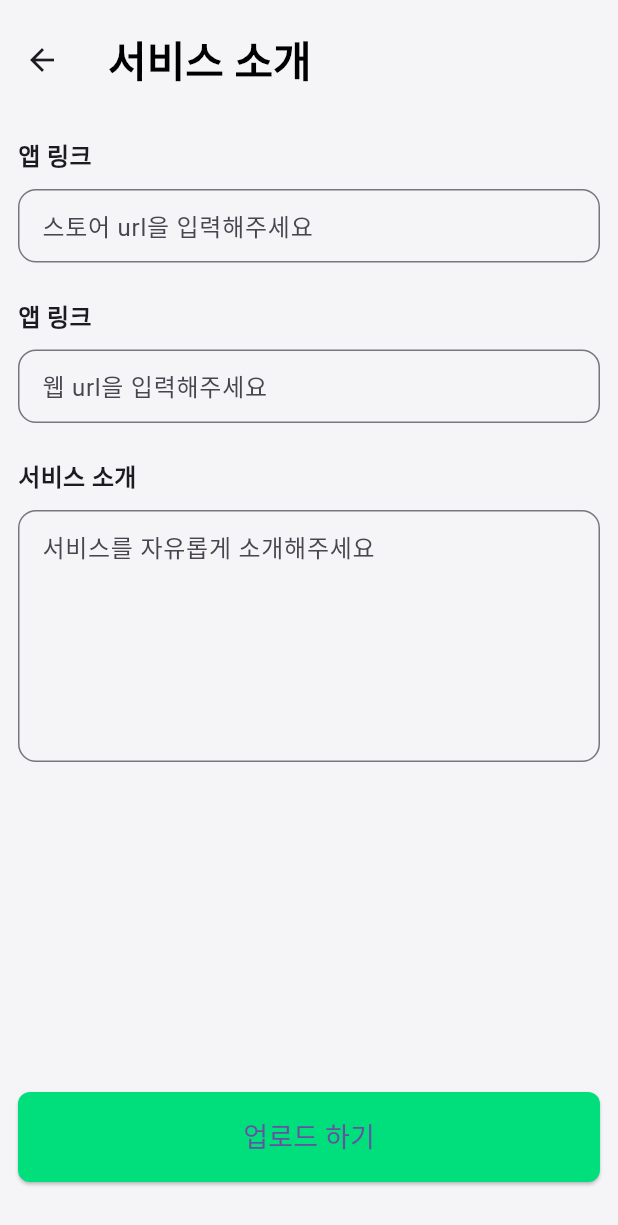
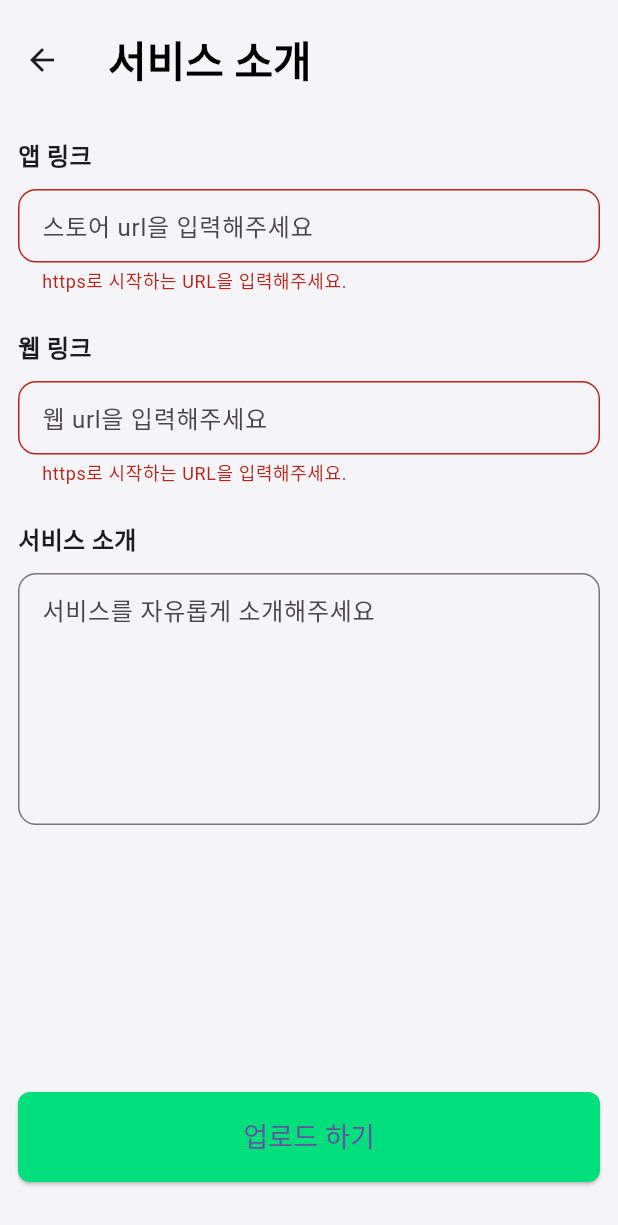
Before and after one commit to and20roid/And20Roid-FE, a Flutter app: the UploadSecond screen opened directly, after a tap on "다음", on a phone screen of 412 x 824 dp. Shown: the top 1225 px of the screen. Run offline on Flutter 3.47's test engine with Material 3 defaults, Android fonts, the phone set to English and light mode, and no system bars; our stand-ins replace cached_network_image, dio, firebase_auth, firebase_core, firebase_messaging, flutter_local_notifications and 8 more; accounts and stored records are empty; network calls fail.

Commit message:
Feat : 이메일, url 유효성 검사

```diff
--- a/lib/view/upload/upload_controller.dart
+++ b/lib/view/upload/upload_controller.dart
@@ -3,6 +3,7 @@ import 'dart:io';
 import 'package:and20roid/utility/common.dart';
 import 'package:dio/dio.dart' show MultipartFile, FormData, Options, Dio;
 import 'package:firebase_auth/firebase_auth.dart';
+import 'package:flutter/material.dart';
 import 'package:get/get.dart' as getx;
 import 'package:http_parser/http_parser.dart';
 
@@ -11,6 +12,8 @@ class UploadGetx extends getx.GetxController {
   List<File> appPhotoImage = [];
 
   getx.RxInt totalFileSize = 0.obs;
+  final GlobalKey<FormState> uploadFormKey1 = GlobalKey<FormState>();
+  final GlobalKey<FormState> uploadFormKey2 = GlobalKey<FormState>();
 
   Future<void> uploadImages(
     String title,
--- a/lib/view/upload/upload_page.dart
+++ b/lib/view/upload/upload_page.dart
@@ -32,7 +32,7 @@ class UploadView extends StatelessWidget {
         child: GetBuilder<UploadFirstController>(
           init: UploadFirstController(), // GetBuilder로 컨트롤러 초기화
           builder: (controller) {
-            return _body(controller,context);
+            return _body(controller, context);
           },
         ),
       ),
@@ -74,7 +74,6 @@ class _UploadSecondState extends State<UploadSecond> {
     await total.calculateTotalSize(total.appPhotoImage);
   }
 
-
   @override
   Widget build(BuildContext context) {
     return Scaffold(
@@ -103,7 +102,12 @@ class _UploadSecondState extends State<UploadSecond> {
               padding: EdgeInsets.symmetric(vertical: 12.0),
               child: Text(
                 ' 앱 사진 ${total.totalFileSize.value ~/ (1000000)}MB / 15MB',
-                style:TextStyle(fontSize: 16, fontWeight: FontWeight.bold ,color:  total.totalFileSize.value ~/ (1000000) < 15 ? CustomColor.grey5 : Colors.red),
+                style: TextStyle(
+                    fontSize: 16,
+                    fontWeight: FontWeight.bold,
+                    color: total.totalFileSize.value ~/ (1000000) < 15
+                        ? CustomColor.grey5
+                        : Colors.red),
               ),
             ),
             SizedBox(
@@ -174,7 +178,8 @@ class _UploadSecondState extends State<UploadSecond> {
                   padding: const EdgeInsets.all(12.0),
                   child: ElevatedButton(
                     onPressed: () {
-                      Get.to(() => UploadThird(),transition: Transition.rightToLeftWithFade);
+                      Get.to(() => UploadThird(),
+                          transition: Transition.rightToLeftWithFade);
                     },
                     child: Text(
                       "다음",
@@ -213,7 +218,8 @@ class UploadThird extends StatelessWidget {
         builder: (controller) {
           return SingleChildScrollView(
               child: SizedBox(
-                  height: screenHeight - 80, child: _body3(controller,context)));
+                  height: screenHeight - 80,
+                  child: _body3(controller, context)));
         },
       ),
     );
@@ -246,13 +252,13 @@ Column _body(UploadFirstController controller, BuildContext context) {
             padding: const EdgeInsets.all(12.0),
             child: ElevatedButton(
               onPressed: () {
-                if(
-                controller.titleController.text.isEmpty ||controller.oneLineController.text.isEmpty ||controller.recruitNumController.text.isEmpty
-                ){
-                 Common().showToastN(context, "모든 정보를 입력해 주세요",1);
-                }
-                else{
-                  Get.to(() => UploadSecond(),transition: Transition.rightToLeftWithFade);
+                if (controller.titleController.text.isEmpty ||
+                    controller.oneLineController.text.isEmpty ||
+                    controller.recruitNumController.text.isEmpty) {
+                  Common().showToastN(context, "모든 정보를 입력해 주세요", 1);
+                } else {
+                  Get.to(() => UploadSecond(),
+                      transition: Transition.rightToLeftWithFade);
                 }
               },
               child: Text(
@@ -336,18 +342,20 @@ Column _body3(UploadThirdController controller, context) {
   return Column(
     children: [
       CustomInputField("앱 링크", controller.appLinkController, "스토어 url을 입력해주세요"),
-      CustomInputField("앱 링크", controller.webLinkController, "웹 url을 입력해주세요"),
+      CustomInputField("웹 링크", controller.webLinkController, "웹 url을 입력해주세요"),
       CustomInputField(
           "서비스 소개", controller.contentController, "서비스를 자유롭게 소개해주세요"),
       Spacer(),
       Padding(
-        padding: const EdgeInsets.fromLTRB(12.0,12.0,12.0,36.0),
+        padding: const EdgeInsets.fromLTRB(12.0, 12.0, 12.0, 36.0),
         child: ElevatedButton(
-          onPressed: () async {
+          onPressed:
+          // (total.uploadFormKey1.currentState!.validate() && total.uploadFormKey2.currentState!.validate()) ?
+              () async {
             File? appIconImageValue = total.appIconImage.value;
             int totalSize = await total.calculateTotalSize(total.appPhotoImage);
-            if (appIconImageValue != null){
-              if(totalSize < 15 * 1024 * 1024 && totalSize > 0){
+            if (appIconImageValue != null) {
+              if (totalSize < 15 * 1024 * 1024 && totalSize > 0) {
                 // appIconImageValue 사용 가능
                 total.uploadImages(
                   first.titleController.text,
@@ -367,15 +375,17 @@ Column _body3(UploadThirdController controller, context) {
                 third.webLinkController.dispose();
                 third.contentController.dispose();
                 Get.offAll(() => const BottomNavigatorPage());
-              }else{
+              } else {
                 Common().showToastN(context, '사진 크기를 확인해 주세요', 1);
                 Get.back();
               }
-            }else {
+            } else {
               Common().showToastN(context, '앱 아이콘을 확인해 주세요', 1);
               Get.back();
             }
-            },
+          }
+          // :null
+          ,
           child: Text(
             "업로드 하기",
             style: TextStyle(fontSize: 18),
@@ -396,6 +406,8 @@ Column _body3(UploadThirdController controller, context) {
 }
 
 Widget CustomInputField(title, TextEditingController testController, hintText) {
+  final UploadGetx total = Get.put(UploadGetx());
+
   return Padding(
     padding: const EdgeInsets.all(12.0),
     child: Column(
@@ -440,6 +452,32 @@ Widget CustomInputField(title, TextEditingController testController, hintText) {
                   )
                 ],
               )
+            : (title == '앱 링크' || title == '웹 링크')
+                ? Form(
+                    key: (title == '앱 링크') ? total.uploadFormKey1 : total.uploadFormKey2,
+                    autovalidateMode: AutovalidateMode.always,
+                    child: TextFormField(
+                      controller: testController,
+                      validator: validateURL,
+                      style: TextStyle(fontSize: 16, color: CustomColor.grey5),
+                      decoration: InputDecoration(
+                        contentPadding: const EdgeInsets.all(12),
+                        hintText: hintText,
+                        border: OutlineInputBorder(
+                          borderRadius: BorderRadius.circular(12.0),
+                          borderSide:
+                              BorderSide(color: CustomColor.grey1, width: 1),
+                        ),
+                        focusedBorder: OutlineInputBorder(
+                          // 포커스가 있을 때의 테두리 설정
+                          borderRadius: BorderRadius.circular(12.0),
+                          borderSide:
+                              BorderSide(color: CustomColor.primary1, width: 1),
+                        ),
+                      ),
+                      maxLines: 1,
+                    ),
+                  )
                 : TextFormField(
                     controller: testController,
                     style: TextStyle(fontSize: 16, color: CustomColor.grey5),
@@ -448,7 +486,8 @@ Widget CustomInputField(title, TextEditingController testController, hintText) {
                       hintText: hintText,
                       border: OutlineInputBorder(
                         borderRadius: BorderRadius.circular(12.0),
-                    borderSide: BorderSide(color: CustomColor.grey1, width: 1),
+                        borderSide:
+                            BorderSide(color: CustomColor.grey1, width: 1),
                       ),
                       focusedBorder: OutlineInputBorder(
                         // 포커스가 있을 때의 테두리 설정
@@ -463,3 +502,22 @@ Widget CustomInputField(title, TextEditingController testController, hintText) {
     ),
   );
 }
+
+String? validateURL(String? value) {
+  if (value == null || value.isEmpty) {
+    return 'https로 시작하는 URL을 입력해주세요.';
+  }
+
+  // URL 형식의 정규식
+  final RegExp urlRegExp = RegExp(
+    r'^(https?|ftp):\/\/[^\s/$.?#].[^\s]*$',
+    caseSensitive: false,
+    multiLine: false,
+  );
+
+  if (!urlRegExp.hasMatch(value)) {
+    return '올바른 URL 형식이 아닙니다.';
+  }
+
+  return null;
+}
--- a/pubspec.yaml
+++ b/pubspec.yaml
@@ -52,6 +52,7 @@ dependencies:
   firebase_analytics: ^10.8.0
   dropdown_button2: ^2.3.9
   fluttertoast: ^8.2.4
+  url_launcher: ^6.2.4
 #  google_mobile_ads: ^4.0.0
 
 dev_dependencies:
```
Also changed, not shown: lib/main.dart (+8 -11 lines), lib/view/alarm/notification_page.dart (+36 -11 lines), lib/view/list/list_detail.dart (+45 -16 lines), lib/view/mypage/my_page.dart (+57 -49 lines), lib/view/mypage/my_page_change.dart (added, +58 -0 lines), pubspec.lock, 5 other files. Lines whose indentation alone changed are shown as unchanged.
